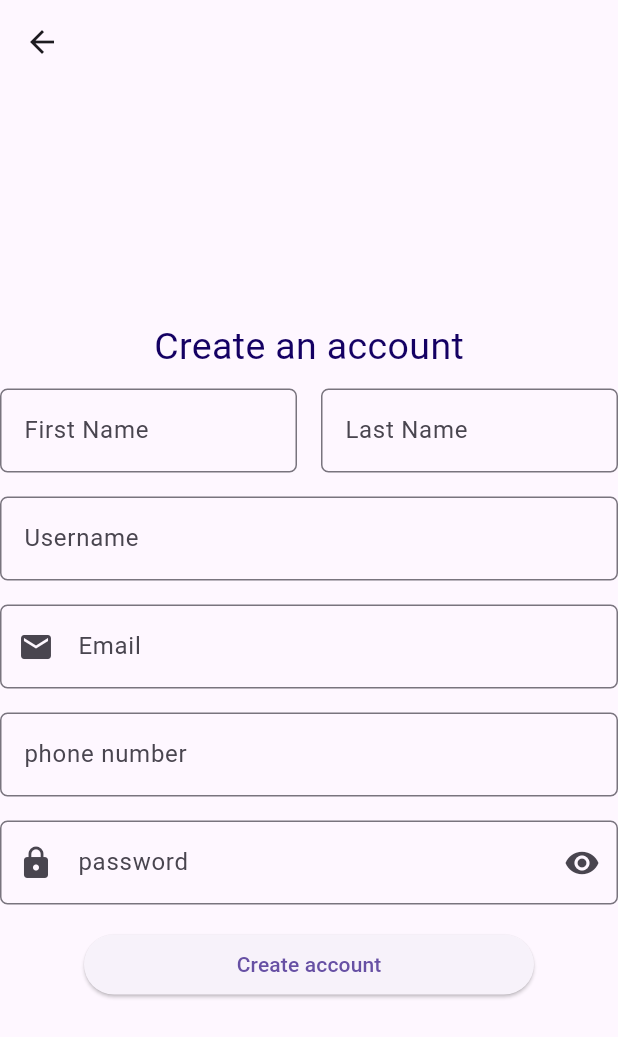
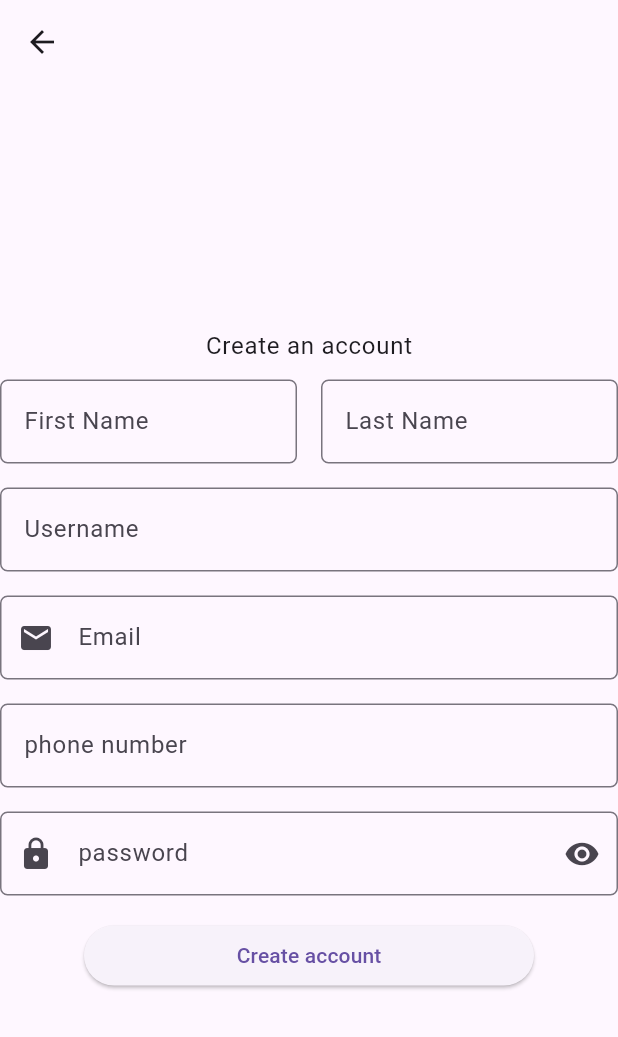
Before and after one commit to omar-mansour20/FlutterProject, a Flutter app: the SignUpScreen screen opened by its route, on a phone screen of 412 x 824 dp. Shown: the top 1037 px of the screen. Run offline on Flutter 3.47's test engine with Material 3 defaults, Android fonts, the phone set to English and light mode, and no system bars; our stand-ins replace bloc, cloud_firestore, dio, firebase_core, flutter_bloc, image_picker and 3 more; accounts and stored records are empty.

Commit message:
last_edit

```diff
--- a/lib/features/auth/signup/view/components/enterd_data_component.dart
+++ b/lib/features/auth/signup/view/components/enterd_data_component.dart
@@ -19,17 +19,20 @@ class enterd_data_component extends StatelessWidget {
       child: BlocBuilder<SignupController, SignupState>(
         builder: (context, state) {
           SignupController controller=context.read<SignupController>();
+          child: DecoratedBox(
+            decoration:  BoxDecoration(
+              color: Theme.of(context).buttonTheme.colorScheme!.background,
+              borderRadius: BorderRadius.circular(20),
+            ),
+          );
           return Form(
             child: Column(
               mainAxisAlignment: MainAxisAlignment.center,
               children: [
 
-                const Text(
+                Text(
                   "Create an account",
-                  style: TextStyle(
-                    color: Color.fromARGB(255, 20, 0, 99),
-                    fontSize: 25,
-                  ),
+                  style: Theme.of(context).textTheme.bodyLarge,
                 ),
                 const SizedBox(height: 10),
 
--- a/lib/features/auth/signup/view/page/signup_page.dart
+++ b/lib/features/auth/signup/view/page/signup_page.dart
@@ -1,5 +1,6 @@
 import 'package:flutter/material.dart';
 import 'package:flutter_bloc/flutter_bloc.dart';
+import 'package:hotel_reservation_project/Themes/my_Theme.dart';
 import 'package:hotel_reservation_project/features/auth/signup/controller/signup_controller.dart';
 import 'package:hotel_reservation_project/features/auth/signup/controller/signup_state.dart';
 import 'package:hotel_reservation_project/features/auth/signup/view/components/enterd_data_component.dart';
@@ -15,6 +16,9 @@ class SignUpScreen extends StatelessWidget {
         child:BlocBuilder<SignupController, SignupState>(
         builder: (context, state) {
           final SignupController controller=context.read<SignupController>();
+          theme:MyTheme.instance.dark;
+          darkTheme:MyTheme.instance.light;
+          themeMode:ThemeMode.dark;
           return Scaffold(
             appBar: AppBar(),
             body: enterd_data_component(controller: controller),
--- a/lib/features/dashboard/modules/favorite/view/component/favorite_component.dart
+++ b/lib/features/dashboard/modules/favorite/view/component/favorite_component.dart
@@ -73,6 +73,7 @@ class Favorite_component extends StatelessWidget {
                           color: Colors.blueGrey,
                         ),
                       ),
+
                     ],
                   ),
                 ],
--- a/lib/features/dashboard/modules/home/model/repo/home_local_db_data.dart
+++ b/lib/features/dashboard/modules/home/model/repo/home_local_db_data.dart
@@ -67,7 +67,6 @@ favorite INTEGER
     final List<Map<String, dynamic>> maps = await _database.query('hotel', where: 'availableQuantity=?', whereArgs: [1]);
     return maps.map((e) => HotelModel.fromJson(e)).toList();
   }
-
   // insert
   @override
   Future<HotelModel> inserthotel({
--- a/lib/features/dashboard/modules/home/view/page/home_page.dart
+++ b/lib/features/dashboard/modules/home/view/page/home_page.dart
@@ -9,6 +9,7 @@ class HomePage extends StatelessWidget {
   const HomePage({super.key});
   @override
   Widget build(BuildContext context) {
+
    return BlocProvider.value(
     value: HotelCubit.instance,
       child: BlocBuilder<HotelCubit, HotelState>(
@@ -26,7 +27,9 @@ class HomePage extends StatelessWidget {
             size: 50,
             color: Colors.blue,
             ),):
+
              ListView.builder(
+
               itemBuilder: (_,int index)=>Home_component(
                 hotelModel: controller.hotels[index], controller: controller,) ,
               itemCount: controller.hotels.length,
```
